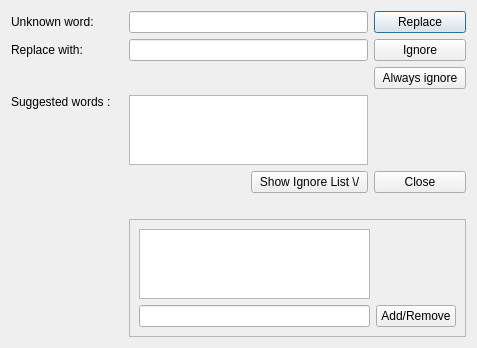
Before: the Qt Designer form spellerdialog.ui in svn2github/texstudio-trunk, drawn with Qt 5.
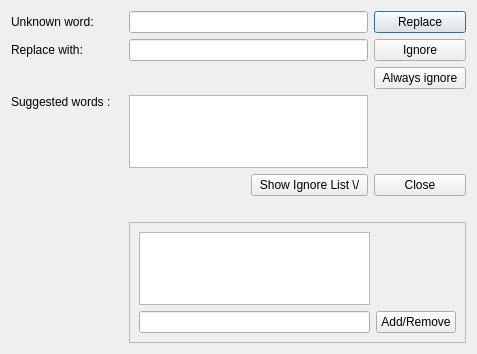
After: the same form once the commit is applied.

What changed in the file:
```diff
--- a/spellerdialog.ui
+++ b/spellerdialog.ui
@@ -7,7 +7,7 @@
     <x>0</x>
     <y>0</y>
     <width>477</width>
-    <height>347</height>
+    <height>354</height>
    </rect>
   </property>
   <property name="windowTitle">
```
Left out of the diff: 2 changed lines with no effect on the pictures.
